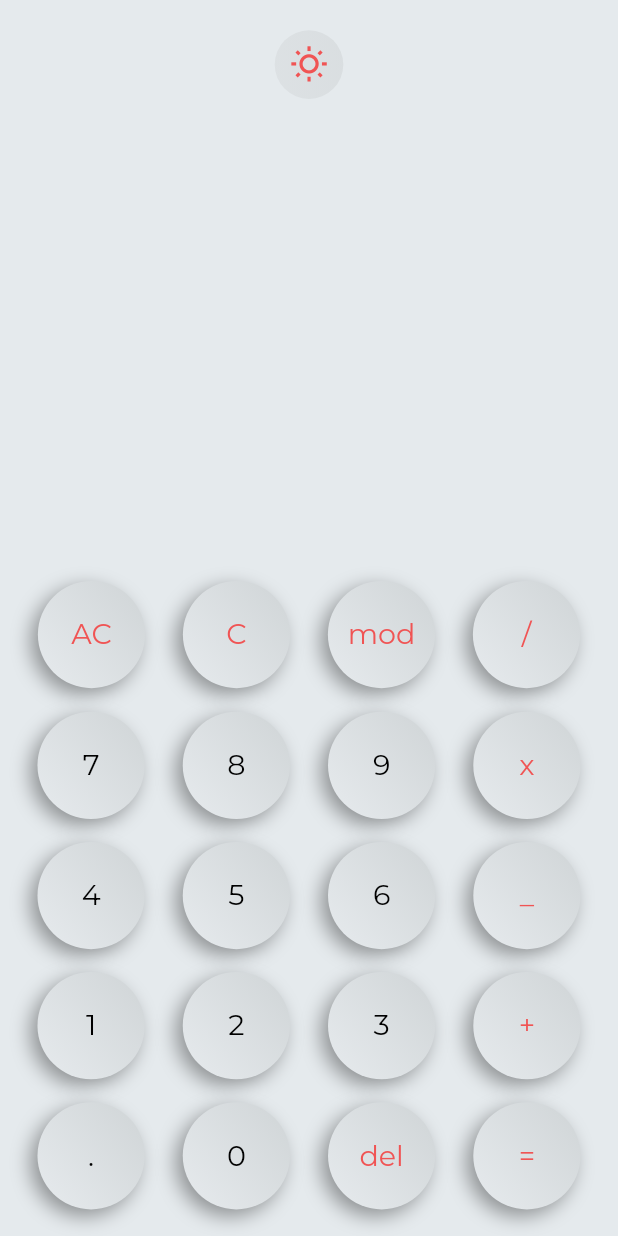
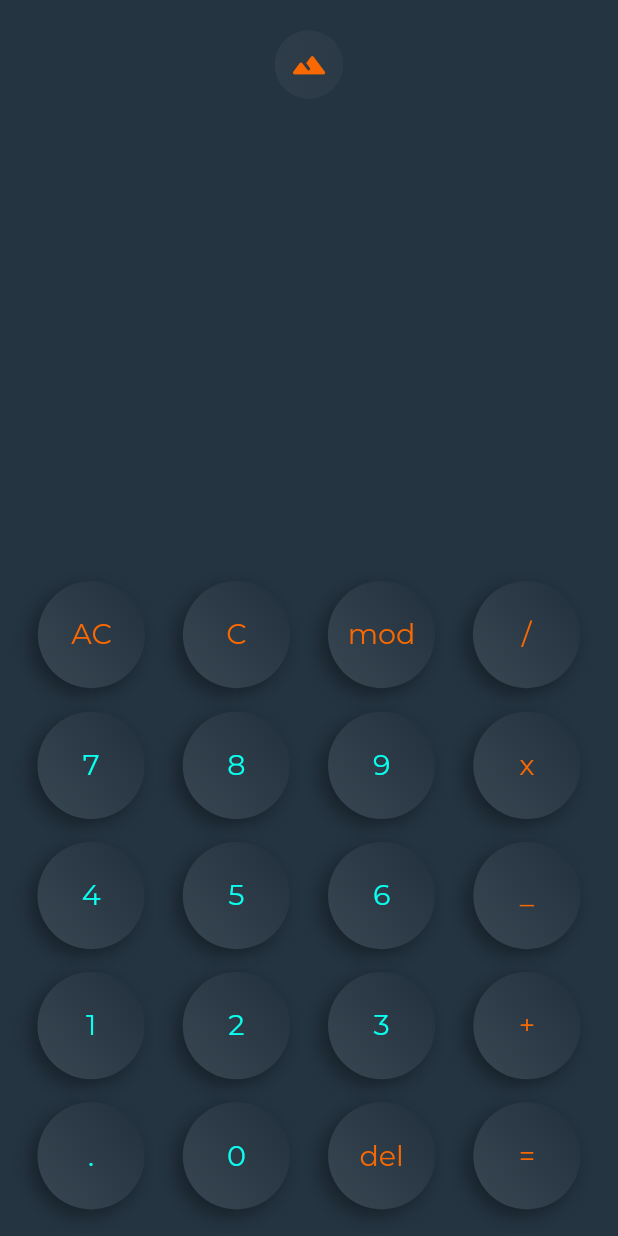
Before and after one commit to vaishnavbusha/neucalc, a Flutter app: the screen it shows after launch, on a phone screen of 412 x 824 dp. Run offline on Flutter 3.47's test engine with Material 2 defaults, Android fonts, the light colour scheme and no system bars; drawn by our look-alikes of flutter_neumorphic; our stand-ins replace get, get_storage, google_fonts, math_expressions.

Commit message:
added get_storage
replaced shared preferences with get_storage dependency.

```diff
--- a/lib/controller/themecontroller.dart
+++ b/lib/controller/themecontroller.dart
@@ -12,6 +12,9 @@ class ThemeController extends GetxController {
   var textcolor = Colors.black.obs;
   var specialtextcolor = Color(0xFFF05454).obs;
   final data = GetStorage();
+  void firstapprunthemecolor() {
+    data.write('themecolor', l[0]);
+  }
 
   void toggletheme() {
     if (bgcolor.value == 0xFFE5EAED) {
@@ -33,6 +36,7 @@ class ThemeController extends GetxController {
       bgcolor.value = 0xFF243441;
       toggleicon.value = Icons.terrain_rounded;
       togglebuttoncolor.value = Color(0xff243441);
+
       buttoncolor.value = Color(0xFF243441);
       shadowcolor.value = Color(0xFF243441);
       textcolor.value = Color(0xff0affee);
--- a/lib/view/calculator.dart
+++ b/lib/view/calculator.dart
@@ -7,10 +7,31 @@ import '../controller/controller.dart';
 import '../model/button.dart';
 import '../controller/themecontroller.dart';
 
-class Calculator extends StatelessWidget {
 final controller = Get.put(CalculaterController());
 final themecontroller = Get.put(ThemeController());
 
+class Calculator extends StatefulWidget {
+  const Calculator({Key? key}) : super(key: key);
+  @override
+  _CalculatorState createState() => _CalculatorState();
+}
+
+class _CalculatorState extends State<Calculator> {
+  @override
+  void initState() {
+    themecontroller.bgcolor.value =
+        themecontroller.data.read('themecolor') ?? 0xff141518;
+    themecontroller.toggletheme();
+    super.initState();
+  }
+
+  @override
+  Widget build(BuildContext context) {
+    return Calculators();
+  }
+}
+
+class Calculators extends StatelessWidget {
   @override
   Widget build(BuildContext context) {
     double height = MediaQuery.of(context).size.height;
@@ -55,8 +76,7 @@ class Calculator extends StatelessWidget {
                         //color: Colors.red,
                         child: SingleChildScrollView(
                           scrollDirection: Axis.vertical,
-                          child: Obx(
-                            () => Text(
+                          child: Text(
                             controller.history.value,
                             style: GoogleFonts.montserrat(
                               textStyle: TextStyle(
@@ -66,7 +86,6 @@ class Calculator extends StatelessWidget {
                                   fontSize: height / 24),
                             ),
                             textAlign: TextAlign.right,
-                            ),
                           ),
                         ),
                         margin: EdgeInsets.only(
@@ -80,15 +99,13 @@ class Calculator extends StatelessWidget {
                           child: SingleChildScrollView(
                             reverse: true,
                             scrollDirection: Axis.horizontal,
-                            child: Obx(
-                              () => Text(
+                            child: Text(
                               controller.expression.value,
                               style: GoogleFonts.montserrat(
                                 textStyle: TextStyle(
                                   color: themecontroller.textcolor.value,
                                   letterSpacing: .5,
                                   fontSize: height / 17, // value is 60
-                                  ),
                                 ),
                               ),
                             ),
```
Lines whose indentation alone changed are shown as unchanged.
